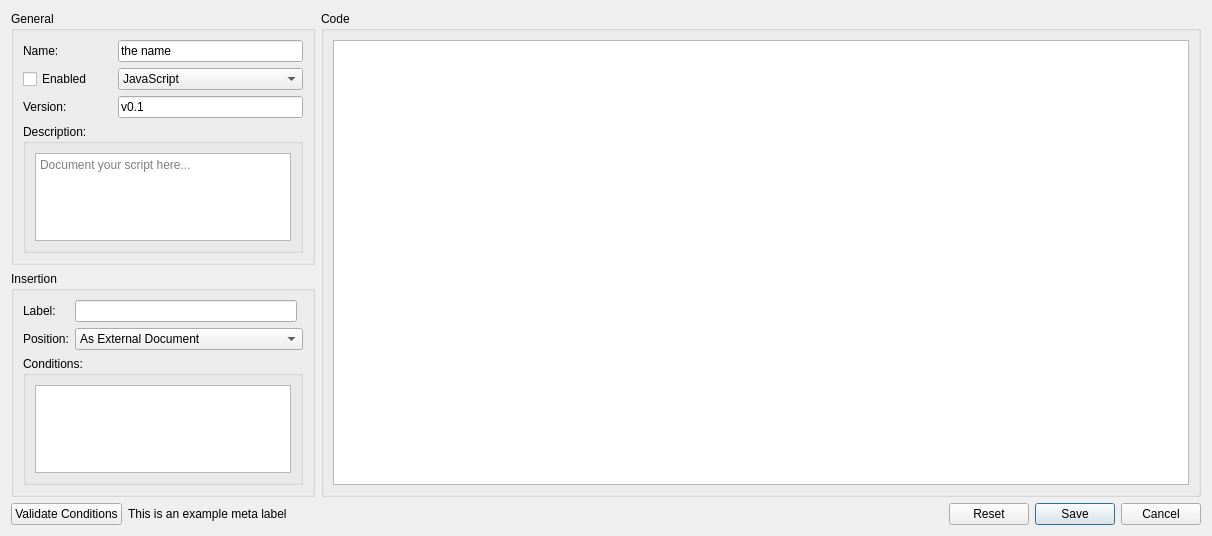
hgiesel/anki_asset_manager, file designer/script_config.ui: the form before one commit.
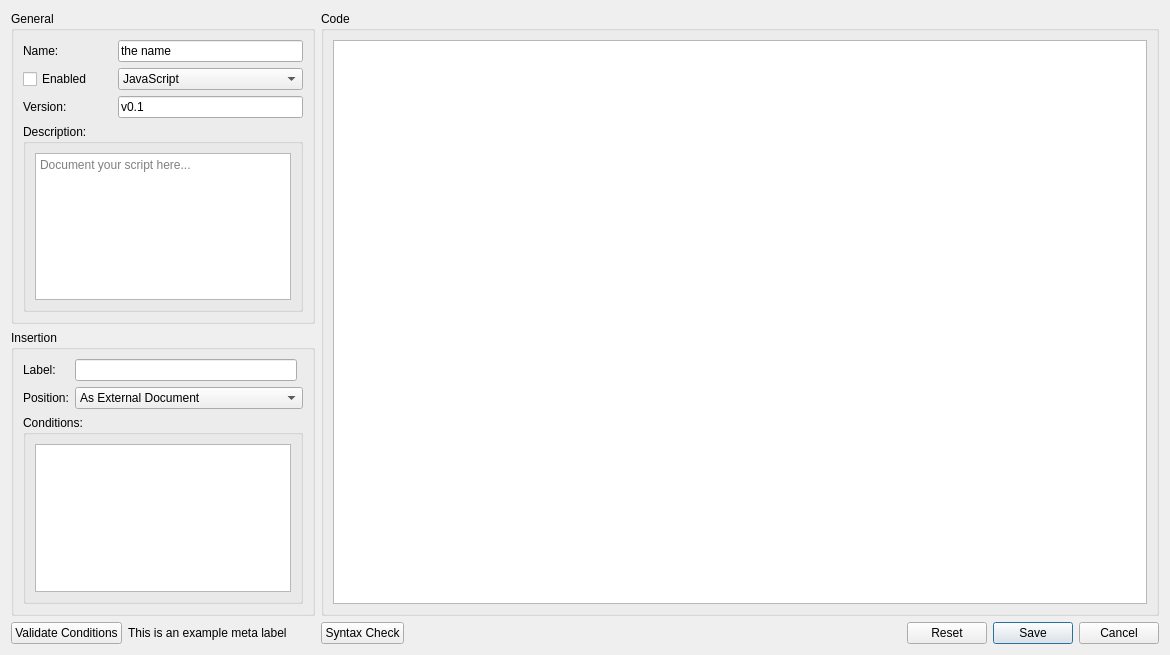
The form after the commit.

Commit message: Add syntax check that only works through main menu

Diff of the .ui file:
```diff
--- a/designer/script_config.ui
+++ b/designer/script_config.ui
@@ -6,103 +6,15 @@
    <rect>
     <x>0</x>
     <y>0</y>
-    <width>1212</width>
-    <height>536</height>
+    <width>1170</width>
+    <height>655</height>
    </rect>
   </property>
   <property name="windowTitle">
    <string>Form</string>
   </property>
   <layout class="QGridLayout" name="gridLayout_2">
-   <item row="4" column="0">
-    <widget class="QPushButton" name="validateButton">
-     <property name="sizePolicy">
-      <sizepolicy hsizetype="Fixed" vsizetype="Fixed">
-       <horstretch>0</horstretch>
-       <verstretch>0</verstretch>
-      </sizepolicy>
-     </property>
-     <property name="text">
-      <string>Validate Conditions</string>
-     </property>
-    </widget>
-   </item>
-   <item row="1" column="0" colspan="3">
-    <widget class="QGroupBox" name="scriptConditions">
-     <property name="toolTip">
-      <string>&lt;html&gt;&lt;head/&gt;&lt;body&gt;&lt;p&gt;&lt;br/&gt;&lt;/p&gt;&lt;/body&gt;&lt;/html&gt;</string>
-     </property>
-     <property name="title">
-      <string>Insertion</string>
-     </property>
-     <layout class="QGridLayout" name="gridLayout_3">
-      <item row="4" column="1" rowspan="2" colspan="3">
-       <widget class="QGroupBox" name="conditionsGroupBox">
-        <property name="title">
-         <string>Conditions:</string>
-        </property>
-        <property name="flat">
-         <bool>true</bool>
-        </property>
-        <layout class="QGridLayout" name="gridLayout_5">
-         <item row="0" column="0">
-          <widget class="QPlainTextEdit" name="conditionsTextEdit">
-           <property name="plainText">
-            <string/>
-           </property>
-           <property name="placeholderText">
-            <string>This field governs the insertion of the script into the template. It must contain valid JSON.</string>
-           </property>
-          </widget>
-         </item>
-        </layout>
-       </widget>
-      </item>
-      <item row="1" column="2" colspan="2">
-       <widget class="QComboBox" name="positionComboBox">
-        <item>
-         <property name="text">
-          <string>As External Document</string>
-         </property>
-        </item>
-        <item>
-         <property name="text">
-          <string>Document Head</string>
-         </property>
-        </item>
-        <item>
-         <property name="text">
-          <string>Document Body</string>
-         </property>
-        </item>
-        <item>
-         <property name="text">
-          <string>Into Template</string>
-         </property>
-        </item>
-       </widget>
-      </item>
-      <item row="1" column="1">
-       <widget class="QLabel" name="positionLabel">
-        <property name="text">
-         <string>Position:</string>
-        </property>
-       </widget>
-      </item>
-      <item row="0" column="1">
-       <widget class="QLabel" name="labelLabel">
-        <property name="text">
-         <string>Label:</string>
-        </property>
-       </widget>
-      </item>
-      <item row="0" column="2">
-       <widget class="QLineEdit" name="labelLineEdit"/>
-      </item>
-     </layout>
-    </widget>
-   </item>
-   <item row="0" column="0" colspan="3">
+   <item row="0" column="0" colspan="5">
     <widget class="QGroupBox" name="generalOptions">
      <property name="toolTip">
       <string>&lt;html&gt;&lt;head/&gt;&lt;body&gt;&lt;p&gt;&lt;br/&gt;&lt;/p&gt;&lt;/body&gt;&lt;/html&gt;</string>
@@ -190,49 +102,7 @@
      </layout>
     </widget>
    </item>
-   <item row="4" column="1" colspan="3">
-    <widget class="QLabel" name="metaLabel">
-     <property name="text">
-      <string>This is an example meta label</string>
-     </property>
-     <property name="wordWrap">
-      <bool>true</bool>
-     </property>
-    </widget>
-   </item>
-   <item row="4" column="6">
-    <widget class="QPushButton" name="saveButton">
-     <property name="sizePolicy">
-      <sizepolicy hsizetype="Fixed" vsizetype="Fixed">
-       <horstretch>0</horstretch>
-       <verstretch>0</verstretch>
-      </sizepolicy>
-     </property>
-     <property name="text">
-      <string>Save</string>
-     </property>
-     <property name="autoDefault">
-      <bool>true</bool>
-     </property>
-     <property name="default">
-      <bool>true</bool>
-     </property>
-    </widget>
-   </item>
-   <item row="4" column="7">
-    <widget class="QPushButton" name="cancelButton">
-     <property name="sizePolicy">
-      <sizepolicy hsizetype="Maximum" vsizetype="Fixed">
-       <horstretch>0</horstretch>
-       <verstretch>0</verstretch>
-      </sizepolicy>
-     </property>
-     <property name="text">
-      <string>Cancel</string>
-     </property>
-    </widget>
-   </item>
-   <item row="0" column="3" rowspan="2" colspan="5">
+   <item row="0" column="5" rowspan="2" colspan="6">
     <widget class="QGroupBox" name="statementsForInsertion">
      <property name="sizePolicy">
       <sizepolicy hsizetype="Preferred" vsizetype="Preferred">
@@ -260,28 +130,186 @@
      </layout>
     </widget>
    </item>
-   <item row="4" column="5">
-    <widget class="QPushButton" name="resetButton">
-     <property name="enabled">
-      <bool>true</bool>
+   <item row="4" column="5" colspan="6">
+    <layout class="QHBoxLayout" name="horizontalLayout_2">
+     <item>
+      <widget class="QPushButton" name="syntaxCheck">
+       <property name="text">
+        <string>Syntax Check</string>
+       </property>
+      </widget>
+     </item>
+     <item>
+      <spacer name="horizontalSpacer">
+       <property name="orientation">
+        <enum>Qt::Horizontal</enum>
+       </property>
+       <property name="sizeHint" stdset="0">
+        <size>
+         <width>40</width>
+         <height>20</height>
+        </size>
+       </property>
+      </spacer>
+     </item>
+     <item>
+      <widget class="QPushButton" name="resetButton">
+       <property name="enabled">
+        <bool>true</bool>
+       </property>
+       <property name="sizePolicy">
+        <sizepolicy hsizetype="Fixed" vsizetype="Fixed">
+         <horstretch>0</horstretch>
+         <verstretch>0</verstretch>
+        </sizepolicy>
+       </property>
+       <property name="text">
+        <string>Reset</string>
+       </property>
+       <property name="default">
+        <bool>false</bool>
+       </property>
+       <property name="flat">
+        <bool>false</bool>
+       </property>
+      </widget>
+     </item>
+     <item>
+      <widget class="QPushButton" name="saveButton">
+       <property name="sizePolicy">
+        <sizepolicy hsizetype="Fixed" vsizetype="Fixed">
+         <horstretch>0</horstretch>
+         <verstretch>0</verstretch>
+        </sizepolicy>
+       </property>
+       <property name="text">
+        <string>Save</string>
+       </property>
+       <property name="autoDefault">
+        <bool>true</bool>
+       </property>
+       <property name="default">
+        <bool>true</bool>
+       </property>
+      </widget>
+     </item>
+     <item>
+      <widget class="QPushButton" name="cancelButton">
+       <property name="sizePolicy">
+        <sizepolicy hsizetype="Maximum" vsizetype="Fixed">
+         <horstretch>0</horstretch>
+         <verstretch>0</verstretch>
+        </sizepolicy>
+       </property>
+       <property name="text">
+        <string>Cancel</string>
+       </property>
+      </widget>
+     </item>
+    </layout>
+   </item>
+   <item row="1" column="0" colspan="5">
+    <widget class="QGroupBox" name="scriptConditions">
+     <property name="toolTip">
+      <string>&lt;html&gt;&lt;head/&gt;&lt;body&gt;&lt;p&gt;&lt;br/&gt;&lt;/p&gt;&lt;/body&gt;&lt;/html&gt;</string>
      </property>
-     <property name="sizePolicy">
-      <sizepolicy hsizetype="Fixed" vsizetype="Fixed">
-       <horstretch>0</horstretch>
-       <verstretch>0</verstretch>
-      </sizepolicy>
+     <property name="title">
+      <string>Insertion</string>
      </property>
-     <property name="text">
-      <string>Reset</string>
-     </property>
-     <property name="default">
-      <bool>false</bool>
-     </property>
-     <property name="flat">
-      <bool>false</bool>
-     </property>
+     <layout class="QGridLayout" name="gridLayout_3">
+      <item row="4" column="1" rowspan="2" colspan="3">
+       <widget class="QGroupBox" name="conditionsGroupBox">
+        <property name="title">
+         <string>Conditions:</string>
+        </property>
+        <property name="flat">
+         <bool>true</bool>
+        </property>
+        <layout class="QGridLayout" name="gridLayout_5">
+         <item row="0" column="0">
+          <widget class="QPlainTextEdit" name="conditionsTextEdit">
+           <property name="plainText">
+            <string/>
+           </property>
+           <property name="placeholderText">
+            <string>This field governs the insertion of the script into the template. It must contain valid JSON.</string>
+           </property>
+          </widget>
+         </item>
+        </layout>
+       </widget>
+      </item>
+      <item row="1" column="2" colspan="2">
+       <widget class="QComboBox" name="positionComboBox">
+        <item>
+         <property name="text">
+          <string>As External Document</string>
+         </property>
+        </item>
+        <item>
+         <property name="text">
+          <string>Document Head</string>
+         </property>
+        </item>
+        <item>
+         <property name="text">
+          <string>Document Body</string>
+         </property>
+        </item>
+        <item>
+         <property name="text">
+          <string>Into Template</string>
+         </property>
+        </item>
+       </widget>
+      </item>
+      <item row="1" column="1">
+       <widget class="QLabel" name="positionLabel">
+        <property name="text">
+         <string>Position:</string>
+        </property>
+       </widget>
+      </item>
+      <item row="0" column="1">
+       <widget class="QLabel" name="labelLabel">
+        <property name="text">
+         <string>Label:</string>
+        </property>
+       </widget>
+      </item>
+      <item row="0" column="2">
+       <widget class="QLineEdit" name="labelLineEdit"/>
+      </item>
+     </layout>
     </widget>
    </item>
+   <item row="4" column="0" colspan="5">
+    <layout class="QHBoxLayout" name="horizontalLayout_3">
+     <item>
+      <widget class="QPushButton" name="validateButton">
+       <property name="sizePolicy">
+        <sizepolicy hsizetype="Fixed" vsizetype="Fixed">
+         <horstretch>0</horstretch>
+         <verstretch>0</verstretch>
+        </sizepolicy>
+       </property>
+       <property name="text">
+        <string>Validate Conditions</string>
+       </property>
+      </widget>
+     </item>
+     <item>
+      <widget class="QLabel" name="metaLabel">
+       <property name="text">
+        <string>This is an example meta label</string>
+       </property>
+       <property name="wordWrap">
+        <bool>true</bool>
+       </property>
+      </widget>
+     </item>
+    </layout>
+   </item>
   </layout>
  </widget>
  <resources/>
```
The commit also changes 5 other files.
